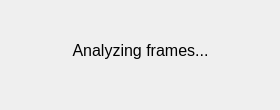
This is waitdialog.ui in rakeeb-hossain/PEAT_V2 as Qt 5 draws it before an edit. The edited form follows.
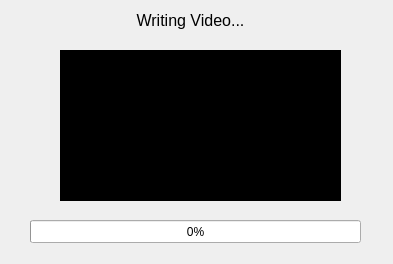
This is the edited form.

The edit to the form file:
```diff
--- a/waitdialog.ui
+++ b/waitdialog.ui
@@ -6,8 +6,8 @@
    <rect>
     <x>0</x>
     <y>0</y>
-    <width>280</width>
-    <height>110</height>
+    <width>393</width>
+    <height>264</height>
    </rect>
   </property>
   <property name="windowTitle">
@@ -16,14 +16,15 @@
   <widget class="QLabel" name="label">
    <property name="geometry">
     <rect>
-     <x>40</x>
+     <x>90</x>
      <y>10</y>
      <width>201</width>
-     <height>81</height>
+     <height>21</height>
     </rect>
    </property>
    <property name="font">
     <font>
+     <family>Segoe UI</family>
      <pointsize>12</pointsize>
      <weight>50</weight>
      <italic>false</italic>
@@ -31,12 +32,50 @@
     </font>
    </property>
    <property name="text">
-    <string>Analyzing frames...</string>
+    <string>Writing Video...</string>
    </property>
    <property name="alignment">
     <set>Qt::AlignCenter</set>
    </property>
   </widget>
+  <widget class="QProgressBar" name="progressBar">
+   <property name="geometry">
+    <rect>
+     <x>30</x>
+     <y>220</y>
+     <width>331</width>
+     <height>23</height>
+    </rect>
+   </property>
+   <property name="value">
+    <number>0</number>
+   </property>
+   <property name="orientation">
+    <enum>Qt::Horizontal</enum>
+   </property>
+   <property name="invertedAppearance">
+    <bool>false</bool>
+   </property>
+  </widget>
+  <widget class="QLabel" name="label_2">
+   <property name="geometry">
+    <rect>
+     <x>60</x>
+     <y>50</y>
+     <width>281</width>
+     <height>151</height>
+    </rect>
+   </property>
+   <property name="styleSheet">
+    <string notr="true">background-color:black;</string>
+   </property>
+   <property name="text">
+    <string/>
+   </property>
+   <property name="scaledContents">
+    <bool>true</bool>
+   </property>
+  </widget>
  </widget>
  <resources/>
  <connections/>
```
